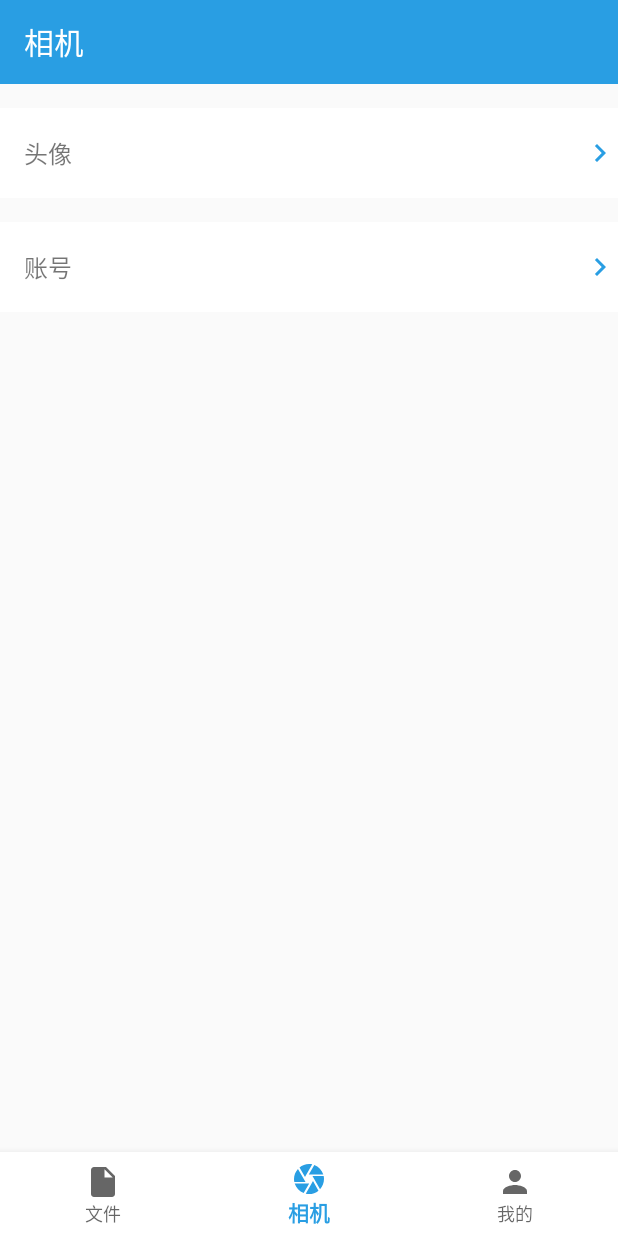
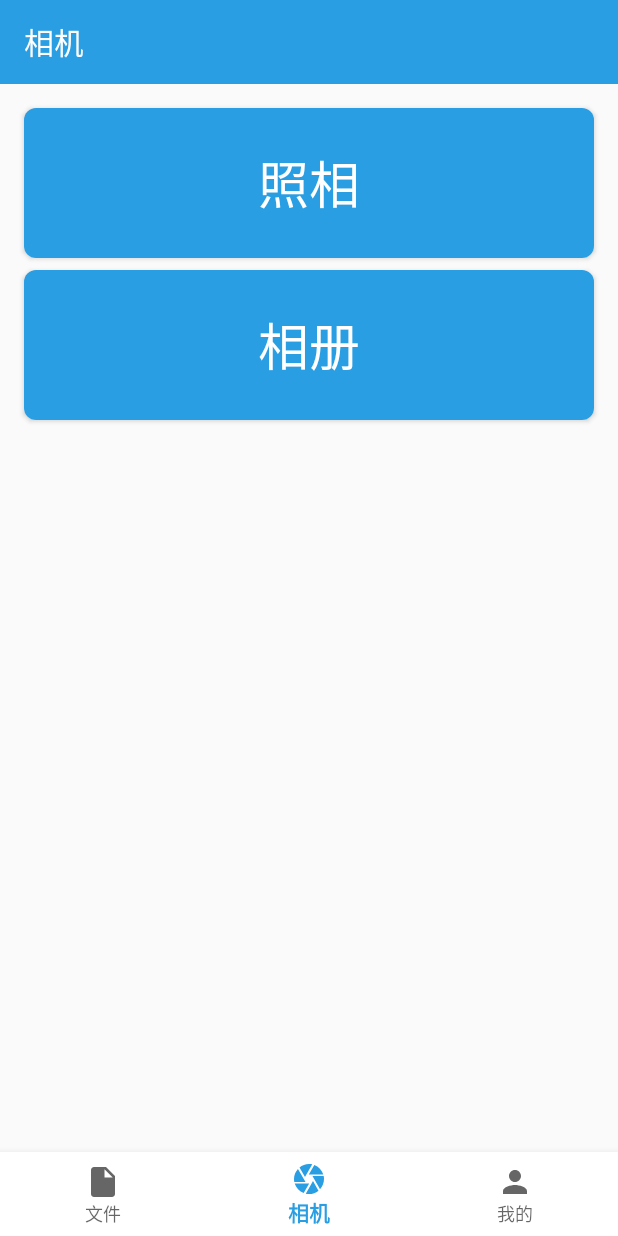
Before and after one commit to 15029291643/ocr, an Android app: the screen it shows after launch (HomeActivity), item 2 of the bottom bar chosen, on a phone screen of 412 x 824 dp. Run offline under Robolectric (Android 15) with nearby library versions, the phone set to English and light mode, and no system bars; libraries missing offline, so code that uses them is left out: cn.hutool.core, org.apache.poi, rx.android.schedulers, rx.schedulers; pictures from the network do not load; 2 statements that could not run were skipped.

Commit message:
修改CameraFragment界面

```diff
--- a/app/src/main/AndroidManifest.xml
+++ b/app/src/main/AndroidManifest.xml
@@ -6,6 +6,7 @@
     <uses-permission android:name="android.permission.INTERNET" />
 
     <application
+        android:name=".ui.MyApplication"
         android:allowBackup="true"
         android:dataExtractionRules="@xml/data_extraction_rules"
         android:fullBackupContent="@xml/backup_rules"
--- a/app/src/main/java/com/example/ocr/logic/network/RetrofitUtils.java
+++ b/app/src/main/java/com/example/ocr/logic/network/RetrofitUtils.java
@@ -1,9 +1,13 @@
 package com.example.ocr.logic.network;
+
+import static com.example.ocr.ui.activity.MainActivity.mContext;
 
 import android.net.Uri;
 import android.util.Log;
+import android.widget.Toast;
 
 import com.example.ocr.logic.dao.InvoiceService;
+import com.example.ocr.logic.model.Invoice;
 import com.example.ocr.logic.model.InvoiceData;
 import com.example.ocr.logic.util.DataUtils;
 import com.example.ocr.logic.util.FileUtils;
@@ -27,8 +31,14 @@ public class RetrofitUtils {
     public static List<InvoiceData> getInvoices(Uri uri) {
         List<InvoiceData> invoices = null;
         try {
-            invoices = mInvoiceService.getInvoice(DataUtils.ACCESS_TOKEN, FileUtils.uriToBase64(uri)).execute().body().getData();
-        } catch (IOException e) {
+            Invoice invoice = mInvoiceService.getInvoice(DataUtils.ACCESS_TOKEN, FileUtils.uriToBase64(uri)).execute().body();
+            if (invoice.getCode() == 200) {
+                invoices = invoice.getData();
+            } else {
+                Toast.makeText(mContext, "请选择正确的图片格式", Toast.LENGTH_SHORT).show();
+                throw new Exception(invoice.toString());
+            }
+        } catch (Exception e) {
             e.printStackTrace();
         }
         return invoices;
--- /dev/null
+++ b/app/src/main/java/com/example/ocr/ui/MyApplication.java
@@ -0,0 +1,20 @@
+package com.example.ocr.ui;
+
+import android.annotation.SuppressLint;
+import android.app.Application;
+import android.content.Context;
+
+public class MyApplication extends Application {
+    @SuppressLint("StaticFieldLeak")
+    private static Context mContext;
+
+    public static Context getmContext() {
+        return mContext;
+    }
+
+    @Override
+    public void onCreate() {
+        super.onCreate();
+        mContext = this;
+    }
+}
--- a/app/src/main/java/com/example/ocr/ui/activity/HomeActivity.java
+++ b/app/src/main/java/com/example/ocr/ui/activity/HomeActivity.java
@@ -1,15 +1,9 @@
 package com.example.ocr.ui.activity;
 
 
-import android.annotation.SuppressLint;
-import android.content.Intent;
 import android.os.Bundle;
-import android.os.FileUtils;
-import android.view.MenuItem;
 
-import androidx.activity.result.ActivityResultCallback;
 import androidx.activity.result.contract.ActivityResultContracts;
-import androidx.annotation.NonNull;
 import androidx.appcompat.app.AppCompatActivity;
 import androidx.lifecycle.ViewModelProvider;
 
@@ -17,8 +11,6 @@ import com.example.ocr.R;
 import com.example.ocr.databinding.ActivityHomeBinding;
 import com.example.ocr.ui.adapter.HomeAdapter;
 import com.example.ocr.ui.viewModel.HomeViewModel;
-import com.google.android.material.navigation.NavigationBarView;
-import com.google.android.material.tabs.TabLayoutMediator;
 
 import java.util.ArrayList;
 import java.util.Arrays;
@@ -27,6 +19,7 @@ public class HomeActivity extends AppCompatActivity {
     private static final String TAG = "HomeActivity";
     private ActivityHomeBinding mBinding;
     private HomeViewModel mViewModel;
+    private int prePosition;
 
     @Override
     protected void onCreate(Bundle savedInstanceState) {
@@ -47,17 +40,21 @@ public class HomeActivity extends AppCompatActivity {
         mBinding.homeViewPager.setAdapter(new HomeAdapter(this));
         mBinding.homeNavigation.setOnItemSelectedListener(item -> {
             int position = ids.indexOf(item.getItemId());
+            /*if (position == 1) {
+
+                mBinding.homeNavigation.getItem
+                return true;
+            }*/
             mBinding.homeToolbar.setTitle(titles[position]);
             mBinding.homeViewPager.setCurrentItem(position, false);
+            prePosition = position;
             return true;
         });
         mViewModel.setContentLauncher(registerForActivityResult(new ActivityResultContracts.GetContent(), mViewModel::setUri));
         mViewModel.setContentLauncher2(registerForActivityResult(new ActivityResultContracts.GetMultipleContents(), mViewModel::setUris));
-        registerForActivityResult(new ActivityResultContracts.TakePicture(), new ActivityResultCallback<Boolean>() {
-            @Override
-            public void onActivityResult(Boolean result) {
 
-            }
-        });
+        mViewModel.setUriLauncher(registerForActivityResult(new ActivityResultContracts.TakePicture(), result -> {
+            mViewModel.setUri(mViewModel.getTempUri());
+        }));
     }
 }
--- a/app/src/main/java/com/example/ocr/ui/adapter/FileAdapter.java
+++ b/app/src/main/java/com/example/ocr/ui/adapter/FileAdapter.java
@@ -1,8 +1,10 @@
 package com.example.ocr.ui.adapter;
+
 
 import android.annotation.SuppressLint;
 import android.view.LayoutInflater;
 import android.view.ViewGroup;
+import android.widget.ImageView;
 import android.widget.TextView;
 
 import androidx.annotation.NonNull;
@@ -12,7 +14,6 @@ import com.example.ocr.databinding.AdapterFileBinding;
 import com.example.ocr.logic.util.ExcelUtils;
 
 import java.io.File;
-import java.io.IOException;
 import java.util.List;
 
 public class FileAdapter extends RecyclerView.Adapter<FileAdapter.FileHolder> {
@@ -46,11 +47,13 @@ public class FileAdapter extends RecyclerView.Adapter<FileAdapter.FileHolder> {
     public static class FileHolder extends RecyclerView.ViewHolder {
         TextView name;
         TextView time;
+        ImageView more;
 
         public FileHolder(AdapterFileBinding binding) {
             super(binding.getRoot());
             name = binding.fileName;
             time = binding.fileTime;
+            more = binding.fileMore;
         }
     }
 
--- a/app/src/main/java/com/example/ocr/ui/adapter/HomeAdapter.java
+++ b/app/src/main/java/com/example/ocr/ui/adapter/HomeAdapter.java
@@ -5,6 +5,7 @@ import androidx.fragment.app.Fragment;
 import androidx.fragment.app.FragmentActivity;
 import androidx.viewpager2.adapter.FragmentStateAdapter;
 
+import com.example.ocr.ui.fragment.CameraFragment;
 import com.example.ocr.ui.fragment.FileFragment;
 import com.example.ocr.ui.fragment.MeFragment;
 
@@ -15,7 +16,7 @@ import java.util.List;
 public class HomeAdapter extends FragmentStateAdapter {
     private final List<Fragment> mFragments = new ArrayList<>(Arrays.asList(
             new FileFragment(),
-            new MeFragment(),
+            new CameraFragment(),
             new MeFragment()
     ));
 
--- a/app/src/main/java/com/example/ocr/ui/fragment/FileFragment.java
+++ b/app/src/main/java/com/example/ocr/ui/fragment/FileFragment.java
@@ -4,12 +4,9 @@ package com.example.ocr.ui.fragment;
 import android.content.Context;
 import android.os.Bundle;
 import android.os.Environment;
-import android.util.Log;
 import android.view.LayoutInflater;
 import android.view.View;
 import android.view.ViewGroup;
-import android.widget.ArrayAdapter;
-import android.widget.ListView;
 import android.widget.TextView;
 import android.widget.Toast;
 
@@ -32,16 +29,12 @@ import com.google.android.material.bottomsheet.BottomSheetDialog;
 
 import java.io.File;
 import java.util.ArrayList;
-import java.util.Arrays;
 import java.util.Collections;
 import java.util.List;
 
 import cn.hutool.core.date.DateUtil;
 import rx.Observable;
-import rx.Subscriber;
 import rx.android.schedulers.AndroidSchedulers;
-import rx.functions.Action0;
-import rx.functions.Action1;
 import rx.schedulers.Schedulers;
 
 public class FileFragment extends Fragment {
@@ -86,22 +79,23 @@ public class FileFragment extends Fragment {
         TextView cancel = dialog.findViewById(R.id.file_cancel);
         // 选择图片
         camera.setOnClickListener(v -> {
-            Toast.makeText(mContext, "Camera", Toast.LENGTH_SHORT).show();
+            dialog.cancel();
+            Toast.makeText(mContext, "功能已关闭", Toast.LENGTH_SHORT).show();
+            // mViewModel.uriLauncherLaunch();
         });
         // 选择图片
         content.setOnClickListener(v -> {
+            dialog.cancel();
             invoicesList = new ArrayList<>();
             mViewModel.contentLaunch2();
             Toast.makeText(mContext, "content", Toast.LENGTH_SHORT).show();
         });
         // 选择图片
         cancel.setOnClickListener(v -> {
-            if (dialog.isShowing()) {
-                dialog.cancel();
-            }
+            dialog.cancel();
         });
         // 文件更新
-        mViewModel.getUriLiveData().observe(mActivity, uri -> {
+        mViewModel.getUri().observe(mActivity, uri -> {
             Observable.create((Observable.OnSubscribe<List<InvoiceData>>) subscriber -> {
                         subscriber.onNext(RetrofitUtils.getInvoices(uri));
                     }).subscribeOn(Schedulers.io())
--- a/app/src/main/java/com/example/ocr/ui/fragment/MeFragment.java
+++ b/app/src/main/java/com/example/ocr/ui/fragment/MeFragment.java
@@ -32,7 +32,7 @@ public  class MeFragment extends Fragment {
     public void onViewCreated(@NonNull View view, @Nullable Bundle savedInstanceState) {
         super.onViewCreated(view, savedInstanceState);
         mViewModel = new ViewModelProvider(requireActivity()).get(HomeViewModel.class);
-        mViewModel.getUriLiveData().observe(requireActivity(), uri -> {
+        mViewModel.getUri().observe(requireActivity(), uri -> {
             // mBinding.personImg.setImageURI(uri);
         });
         // mBinding.personBtn.setOnClickListener(v -> mViewModel.contentLaunch());
--- a/app/src/main/java/com/example/ocr/ui/viewModel/HomeViewModel.java
+++ b/app/src/main/java/com/example/ocr/ui/viewModel/HomeViewModel.java
@@ -1,21 +1,37 @@
 package com.example.ocr.ui.viewModel;
 
+import android.content.Context;
 import android.net.Uri;
+import android.os.Environment;
 import android.util.Log;
 
 import androidx.activity.result.ActivityResultLauncher;
+import androidx.core.content.FileProvider;
 import androidx.lifecycle.LiveData;
 import androidx.lifecycle.MutableLiveData;
 import androidx.lifecycle.ViewModel;
 
+import com.example.ocr.ui.MyApplication;
+
+import java.io.File;
 import java.util.List;
 
 public class HomeViewModel extends ViewModel {
+    private final Context mContext = MyApplication.getmContext();
     private static final String TAG = "HomeViewModel";
     private ActivityResultLauncher<String> mContentLauncher;
     private ActivityResultLauncher<String> mContentLauncher2;
-    private MutableLiveData<Uri> mUriLiveData = new MutableLiveData<>();
+    private MutableLiveData<Uri> uri = new MutableLiveData<>();
     private MutableLiveData<List<Uri>> mUrisLiveData = new MutableLiveData<>();
+    private ActivityResultLauncher<Uri> uriLauncher;
+
+    public void setUriLauncher(ActivityResultLauncher<Uri> uriLauncher) {
+        this.uriLauncher = uriLauncher;
+    }
+
+    public void uriLauncherLaunch() {
+        uriLauncher.launch(getTempUri());
+    }
 
     public void setUris(List<Uri> uris) {
         mUrisLiveData.setValue(uris);
@@ -33,13 +49,18 @@ public class HomeViewModel extends ViewModel {
         mContentLauncher2 = contentLauncher;
     }
 
-    public LiveData<Uri> getUriLiveData() {
-        return mUriLiveData;
+    public Uri getTempUri() {
+        File file = new File(mContext.getExternalFilesDir(Environment.DIRECTORY_PICTURES), "img_test1.jpg");
+        return FileProvider.getUriForFile(mContext, "com.example.ocr" + ".provider", file);
+    }
+
+    public LiveData<Uri> getUri() {
+        return uri;
     }
 
     public void setUri(Uri uri) {
         Log.e(TAG, "setUri: " + uri);
-        mUriLiveData.setValue(uri);
+        this.uri.setValue(uri);
     }
 
     // 获取内容
--- a/app/src/main/res/layout/fragment_camera.xml
+++ b/app/src/main/res/layout/fragment_camera.xml
@@ -1,14 +1,57 @@
 <?xml version="1.0" encoding="utf-8"?>
-<FrameLayout xmlns:android="http://schemas.android.com/apk/res/android"
+<androidx.constraintlayout.widget.ConstraintLayout xmlns:android="http://schemas.android.com/apk/res/android"
+    xmlns:app="http://schemas.android.com/apk/res-auto"
     xmlns:tools="http://schemas.android.com/tools"
     android:layout_width="match_parent"
     android:layout_height="match_parent"
     tools:context=".ui.fragment.CameraFragment">
 
-    <!-- TODO: Update blank fragment layout -->
-    <TextView
-        android:layout_width="match_parent"
-        android:layout_height="match_parent"
-        android:text="@string/hello_blank_fragment" />
+    <androidx.cardview.widget.CardView
+        android:id="@+id/cardView2"
+        android:layout_width="0dp"
+        android:layout_height="100dp"
+        android:layout_marginStart="16dp"
+        android:layout_marginTop="16dp"
+        android:layout_marginEnd="16dp"
+        app:cardCornerRadius="8dp"
+        app:layout_constraintBottom_toTopOf="@+id/cardView"
+        app:layout_constraintEnd_toEndOf="parent"
+        app:layout_constraintHorizontal_bias="0.5"
+        app:layout_constraintStart_toStartOf="parent"
+        app:layout_constraintTop_toTopOf="parent">
 
-</FrameLayout>
+        <TextView
+            android:id="@+id/textView5"
+            android:layout_width="match_parent"
+            android:layout_height="match_parent"
+            android:background="@color/colorPrimary"
+            android:gravity="center"
+            android:text="照相"
+            android:textColor="@color/white"
+            android:textSize="34sp" />
+    </androidx.cardview.widget.CardView>
+
+    <androidx.cardview.widget.CardView
+        android:id="@+id/cardView"
+        android:layout_width="0dp"
+        android:layout_height="100dp"
+        android:layout_marginStart="16dp"
+        android:layout_marginTop="8dp"
+        android:layout_marginEnd="16dp"
+        app:cardCornerRadius="8dp"
+        app:layout_constraintEnd_toEndOf="parent"
+        app:layout_constraintHorizontal_bias="0.5"
+        app:layout_constraintStart_toStartOf="parent"
+        app:layout_constraintTop_toBottomOf="@+id/cardView2">
+
+        <TextView
+            android:id="@+id/textView6"
+            android:layout_width="match_parent"
+            android:layout_height="match_parent"
+            android:background="@color/colorPrimary"
+            android:gravity="center"
+            android:text="相册"
+            android:textColor="@color/white"
+            android:textSize="34sp" />
+    </androidx.cardview.widget.CardView>
+</androidx.constraintlayout.widget.ConstraintLayout>
```
